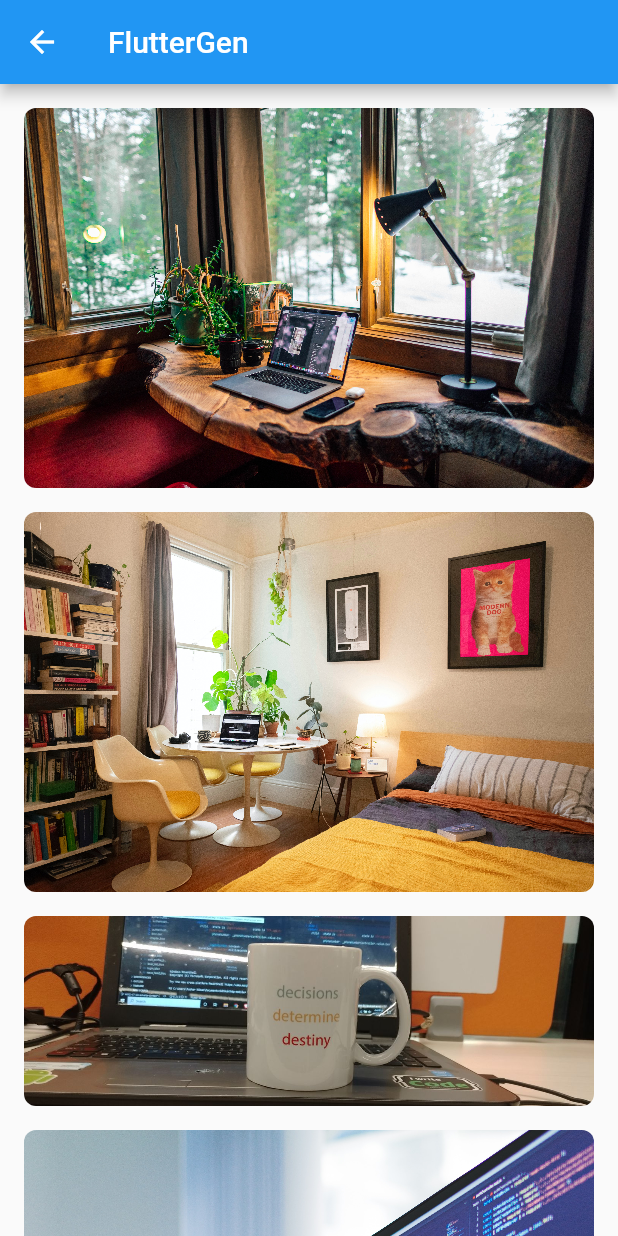
After one commit to tusharnikam-htp/example_application, a Flutter app: the screen it shows after launch, after a tap on "Assest", on a phone screen of 412 x 824 dp. The commit adds this screen. Run offline on Flutter 3.47's test engine with Material 2 defaults, Android fonts, the phone set to English and light mode, and no system bars; our stand-ins replace bloc, data_connection_checker, equatable.

Commit message:
flutter Gen exmaple added

```diff
--- /dev/null
+++ b/lib/features/News/presentation/pages/assets_example.dart
@@ -0,0 +1,82 @@
+import 'package:flutter/material.dart';
+import 'package:flutter_application_1/gen/assets.gen.dart';
+import 'package:flutter_application_1/gen/colors.gen.dart';
+
+class AssetExample extends StatelessWidget {
+  const AssetExample({Key? key}) : super(key: key);
+
+  @override
+  Widget build(BuildContext context) {
+    final _size = MediaQuery.of(context).size;
+    return Scaffold(
+      appBar: AppBar(
+        title: const Text('FlutterGen'),
+      ),
+      body: Center(
+        child: SingleChildScrollView(
+          padding: EdgeInsets.all(16.0),
+          child: Column(
+            mainAxisAlignment: MainAxisAlignment.center,
+            children: <Widget>[
+              ClipRRect(
+                borderRadius: BorderRadius.circular(8.0),
+                child: Assets.images.firstName.image(fit: BoxFit.cover),
+              ),
+              SizedBox(height: 16.0),
+              ClipRRect(
+                borderRadius: BorderRadius.circular(8.0),
+                child: Assets.images.secondName.image(fit: BoxFit.cover),
+              ),
+              SizedBox(height: 16.0),
+              ClipRRect(
+                borderRadius: BorderRadius.circular(8.0),
+                child: Assets.images.thirdName.image(fit: BoxFit.cover),
+              ),
+              SizedBox(height: 16.0),
+              ClipRRect(
+                borderRadius: BorderRadius.circular(8.0),
+                child: Assets.images.fourthName.image(fit: BoxFit.cover),
+              ),
+              SizedBox(height: 16.0),
+              Container(
+                height: _size.height * 0.1,
+                width: _size.width,
+                decoration: BoxDecoration(
+                  borderRadius: BorderRadius.circular(8.0),
+                  color: ColorName.crimsonRed,
+                ),
+              ),
+              SizedBox(height: 16.0),
+              Container(
+                height: _size.height * 0.1,
+                width: _size.width,
+                decoration: BoxDecoration(
+                  borderRadius: BorderRadius.circular(8.0),
+                  color: ColorName.gray410,
+                ),
+              ),
+              SizedBox(height: 16.0),
+              Container(
+                decoration: BoxDecoration(
+                  borderRadius: BorderRadius.circular(8.0),
+                  color: ColorName.yellowOcher,
+                ),
+                height: _size.height * 0.1,
+                width: _size.width,
+              ),
+              SizedBox(height: 16.0),
+              Container(
+                decoration: BoxDecoration(
+                  borderRadius: BorderRadius.circular(8.0),
+                  color: ColorName.yellowOcherAccent,
+                ),
+                height: _size.height * 0.1,
+                width: _size.width,
+              ),
+            ],
+          ),
+        ),
+      ),
+    );
+  }
+}
--- a/lib/features/News/presentation/pages/home_screen.dart
+++ b/lib/features/News/presentation/pages/home_screen.dart
@@ -1,16 +1,36 @@
 import 'package:flutter/material.dart';
+import 'package:flutter_application_1/features/News/presentation/pages/assets_example.dart';
 
 class HomeScreen extends StatelessWidget {
   const HomeScreen({Key? key}) : super(key: key);
 
   @override
   Widget build(BuildContext context) {
+    final _size = MediaQuery.of(context).size;
+    final _constSpacing = _size.height * 0.03;
     return Scaffold(
       appBar: AppBar(
         title: Text("News Buddy"),
       ),
       body: Center(
-        child: Text("Welcome"),
+        child: Column(
+          mainAxisAlignment: MainAxisAlignment.center,
+          children: [
+            SizedBox(height: _constSpacing),
+            ElevatedButton(
+              onPressed: () {
+                Navigator.push(
+                  context,
+                  MaterialPageRoute(
+                    builder: (context) => AssetExample(),
+                  ),
+                );
+              },
+              child: Text("Assest"),
+            ),
+            SizedBox(height: _constSpacing),
+          ],
+        ),
       ),
     );
   }
--- /dev/null
+++ b/lib/gen/assets.gen.dart
@@ -0,0 +1,81 @@
+/// GENERATED CODE - DO NOT MODIFY BY HAND
+/// *****************************************************
+///  FlutterGen
+/// *****************************************************
+
+import 'package:flutter/widgets.dart';
+
+class $AssetsColorGen {
+  const $AssetsColorGen();
+
+  String get colors => 'assets/color/colors.xml';
+}
+
+class $AssetsImagesGen {
+  const $AssetsImagesGen();
+
+  AssetGenImage get firstName =>
+      const AssetGenImage('assets/images/first_name.jpg');
+  AssetGenImage get fourthName =>
+      const AssetGenImage('assets/images/fourth name.jpeg');
+  AssetGenImage get secondName =>
+      const AssetGenImage('assets/images/secondName.jpg');
+  AssetGenImage get thirdName =>
+      const AssetGenImage('assets/images/third-name.jpeg');
+}
+
+class Assets {
+  Assets._();
+
+  static const $AssetsColorGen color = $AssetsColorGen();
+  static const $AssetsImagesGen images = $AssetsImagesGen();
+}
+
+class AssetGenImage extends AssetImage {
+  const AssetGenImage(String assetName) : super(assetName);
+
+  Image image({
+    Key? key,
+    ImageFrameBuilder? frameBuilder,
+    ImageLoadingBuilder? loadingBuilder,
+    ImageErrorWidgetBuilder? errorBuilder,
+    String? semanticLabel,
+    bool excludeFromSemantics = false,
+    double? width,
+    double? height,
+    Color? color,
+    BlendMode? colorBlendMode,
+    BoxFit? fit,
+    AlignmentGeometry alignment = Alignment.center,
+    ImageRepeat repeat = ImageRepeat.noRepeat,
+    Rect? centerSlice,
+    bool matchTextDirection = false,
+    bool gaplessPlayback = false,
+    bool isAntiAlias = false,
+    FilterQuality filterQuality = FilterQuality.low,
+  }) {
+    return Image(
+      key: key,
+      image: this,
+      frameBuilder: frameBuilder,
+      loadingBuilder: loadingBuilder,
+      errorBuilder: errorBuilder,
+      semanticLabel: semanticLabel,
+      excludeFromSemantics: excludeFromSemantics,
+      width: width,
+      height: height,
+      color: color,
+      colorBlendMode: colorBlendMode,
+      fit: fit,
+      alignment: alignment,
+      repeat: repeat,
+      centerSlice: centerSlice,
+      matchTextDirection: matchTextDirection,
+      gaplessPlayback: gaplessPlayback,
+      isAntiAlias: isAntiAlias,
+      filterQuality: filterQuality,
+    );
+  }
+
+  String get path => assetName;
+}
--- /dev/null
+++ b/lib/gen/colors.gen.dart
@@ -0,0 +1,55 @@
+/// GENERATED CODE - DO NOT MODIFY BY HAND
+/// *****************************************************
+///  FlutterGen
+/// *****************************************************
+
+import 'package:flutter/painting.dart';
+import 'package:flutter/material.dart';
+
+class ColorName {
+  ColorName._();
+
+  static const Color black = Color(0xFF000000);
+  static const MaterialColor crimsonRed = MaterialColor(
+    0xFFCF2A2A,
+    <int, Color>{
+      50: Color(0xFFF9E5E5),
+      100: Color(0xFFF1BFBF),
+      200: Color(0xFFE79595),
+      300: Color(0xFFDD6A6A),
+      400: Color(0xFFD64A4A),
+      500: Color(0xFFCF2A2A),
+      600: Color(0xFFCA2525),
+      700: Color(0xFFC31F1F),
+      800: Color(0xFFBD1919),
+      900: Color(0xFFB20F0F),
+    },
+  );
+  static const Color gray410 = Color(0xFF979797);
+  static const Color gray70 = Color(0xFFEEEEEE);
+  static const Color white = Color(0xFFFFFFFF);
+  static const MaterialColor yellowOcher = MaterialColor(
+    0xFFDF9527,
+    <int, Color>{
+      50: Color(0xFFFBF2E5),
+      100: Color(0xFFF5DFBE),
+      200: Color(0xFFEFCA93),
+      300: Color(0xFFE9B568),
+      400: Color(0xFFE4A547),
+      500: Color(0xFFDF9527),
+      600: Color(0xFFDB8D23),
+      700: Color(0xFFD7821D),
+      800: Color(0xFFD27817),
+      900: Color(0xFFCA670E),
+    },
+  );
+  static const MaterialAccentColor yellowOcherAccent = MaterialAccentColor(
+    0xFFFFBCA3,
+    <int, Color>{
+      100: Color(0xFFFFE8E0),
+      200: Color(0xFFFFBCA3),
+      400: Color(0xFFFFA989),
+      700: Color(0xFFFF9E7A),
+    },
+  );
+}
--- a/lib/main.dart
+++ b/lib/main.dart
@@ -11,7 +11,7 @@ class MyApp extends StatelessWidget {
   @override
   Widget build(BuildContext context) {
     return MaterialApp(
-      title: 'Flutter News',
+      title: 'Flutter Example',
       debugShowCheckedModeBanner: false,
       theme: ThemeData(
         primarySwatch: Colors.blue,
```
Also changed, not shown: pubspec.yaml (+34 -42 lines), assets/images/first_name.jpg (added), assets/images/fourth name.jpeg (added), assets/images/secondName.jpg (added), assets/images/third-name.jpeg (added), pubspec.lock, 5 other files.
